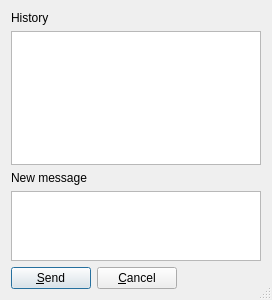
The window that Client/qtTeamTalk/textmessage.ui (BearWare/TeamTalk5) describes before a commit, drawn with Qt 5.
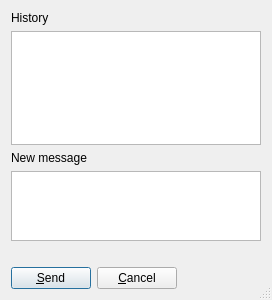
The same window after the commit. Custom widgets are drawn as their Qt base class.

Commit message: Replace accessible hint by QLabel - Count bytes instead of chars

```diff
--- a/Client/qtTeamTalk/textmessage.ui
+++ b/Client/qtTeamTalk/textmessage.ui
@@ -57,6 +57,16 @@
      </property>
     </widget>
    </item>
+   <item>
+    <widget class="QLabel" name="numCharsLabel">
+     <property name="text">
+      <string />
+     </property>
+     <property name="textInteractionFlags">
+      <set>Qt::TextBrowserInteraction|Qt::TextSelectableByKeyboard</set>
+     </property>
+    </widget>
+   </item>
    <item>
     <layout class="QHBoxLayout" name="horizontalLayout">
      <item>
```
The commit also changes 1 other file.
